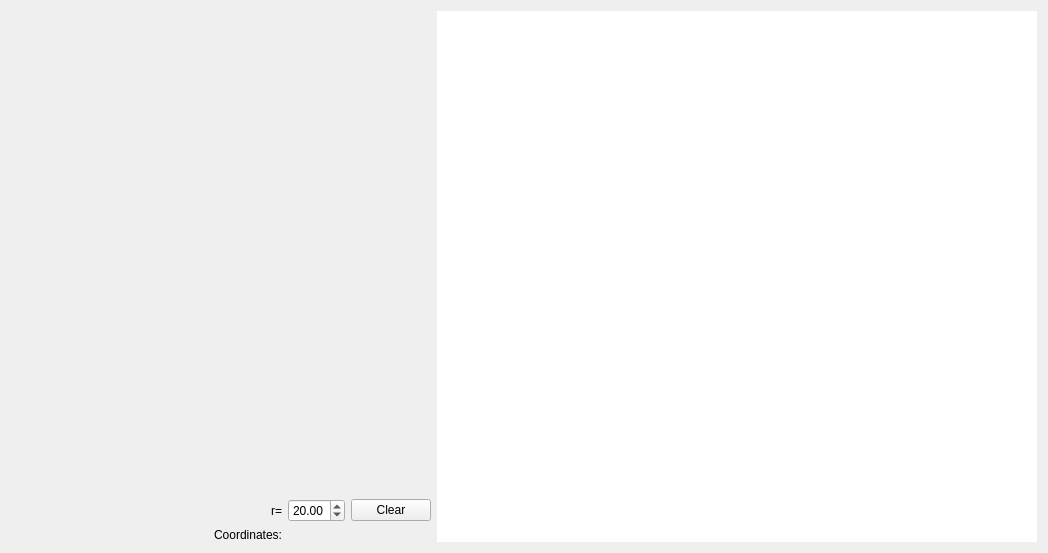
This is Program/maptab.ui in danielramosg/sphereofearth as Qt 5 draws it before an edit. The edited form follows.
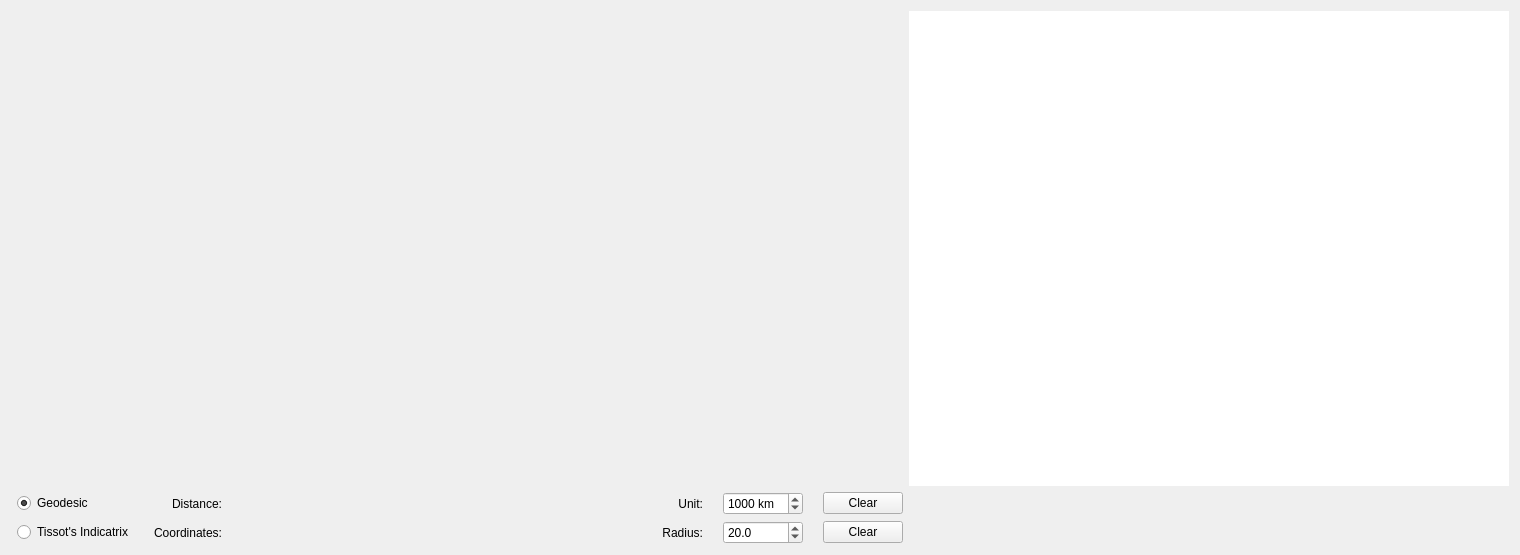
This is the edited form.

Commit message: User interface with geodesics option.

```diff
--- a/Program/maptab.ui
+++ b/Program/maptab.ui
@@ -6,14 +6,14 @@
    <rect>
     <x>0</x>
     <y>0</y>
-    <width>1046</width>
-    <height>553</height>
+    <width>1208</width>
+    <height>555</height>
    </rect>
   </property>
   <property name="windowTitle">
    <string notr="true">Form</string>
   </property>
-  <layout class="QHBoxLayout" name="horizontalLayout">
+  <layout class="QVBoxLayout" name="verticalLayout">
    <item>
     <layout class="QGridLayout" name="gridLayout_2">
      <item row="0" column="0" colspan="2">
@@ -29,7 +29,7 @@
        </property>
       </widget>
      </item>
-     <item row="0" column="2" rowspan="2">
+     <item row="0" column="2">
       <widget class="QTextEdit" name="text_place">
        <property name="sizePolicy">
         <sizepolicy hsizetype="Fixed" vsizetype="Expanding">
@@ -58,7 +58,7 @@
        </property>
        <property name="sizeHint" stdset="0">
         <size>
-         <width>40</width>
+         <width>13</width>
          <height>20</height>
         </size>
        </property>
@@ -66,10 +66,29 @@
      </item>
      <item row="1" column="1">
       <layout class="QGridLayout" name="gridLayout">
+       <property name="horizontalSpacing">
+        <number>20</number>
+       </property>
        <item row="0" column="0">
-        <widget class="QLabel" name="label_2">
+        <widget class="QRadioButton" name="geod_select">
+         <property name="mouseTracking">
+          <bool>false</bool>
+         </property>
+         <property name="focusPolicy">
+          <enum>Qt::TabFocus</enum>
+         </property>
          <property name="text">
-          <string>r=</string>
+          <string>Geodesic</string>
+         </property>
+         <property name="checked">
+          <bool>true</bool>
+         </property>
+        </widget>
+       </item>
+       <item row="1" column="1">
+        <widget class="QLabel" name="label">
+         <property name="text">
+          <string>Coordinates:</string>
          </property>
          <property name="alignment">
           <set>Qt::AlignRight|Qt::AlignTrailing|Qt::AlignVCenter</set>
@@ -77,30 +96,111 @@
         </widget>
        </item>
        <item row="0" column="1">
+        <widget class="QLabel" name="label_3">
+         <property name="text">
+          <string>Distance:</string>
+         </property>
+         <property name="alignment">
+          <set>Qt::AlignRight|Qt::AlignTrailing|Qt::AlignVCenter</set>
+         </property>
+        </widget>
+       </item>
+       <item row="0" column="3">
+        <widget class="QLabel" name="label_4">
+         <property name="text">
+          <string>Unit:</string>
+         </property>
+         <property name="alignment">
+          <set>Qt::AlignRight|Qt::AlignTrailing|Qt::AlignVCenter</set>
+         </property>
+        </widget>
+       </item>
+       <item row="0" column="2">
+        <widget class="QLabel" name="distlabel">
+         <property name="sizePolicy">
+          <sizepolicy hsizetype="Preferred" vsizetype="Fixed">
+           <horstretch>0</horstretch>
+           <verstretch>0</verstretch>
+          </sizepolicy>
+         </property>
+         <property name="minimumSize">
+          <size>
+           <width>400</width>
+           <height>0</height>
+          </size>
+         </property>
+         <property name="text">
+          <string/>
+         </property>
+        </widget>
+       </item>
+       <item row="0" column="5">
+        <widget class="QPushButton" name="clearbutton_2">
+         <property name="text">
+          <string>Clear</string>
+         </property>
+        </widget>
+       </item>
+       <item row="0" column="4">
+        <widget class="QDoubleSpinBox" name="unitbox">
+         <property name="suffix">
+          <string notr="true"> km</string>
+         </property>
+         <property name="decimals">
+          <number>0</number>
+         </property>
+         <property name="minimum">
+          <double>500.000000000000000</double>
+         </property>
+         <property name="maximum">
+          <double>20000.000000000000000</double>
+         </property>
+         <property name="singleStep">
+          <double>100.000000000000000</double>
+         </property>
+         <property name="value">
+          <double>1000.000000000000000</double>
+         </property>
+        </widget>
+       </item>
+       <item row="1" column="0">
+        <widget class="QRadioButton" name="tissot_select">
+         <property name="focusPolicy">
+          <enum>Qt::TabFocus</enum>
+         </property>
+         <property name="text">
+          <string>Tissot's Indicatrix</string>
+         </property>
+        </widget>
+       </item>
+       <item row="1" column="3">
+        <widget class="QLabel" name="label_2">
+         <property name="text">
+          <string>Radius:</string>
+         </property>
+         <property name="alignment">
+          <set>Qt::AlignRight|Qt::AlignTrailing|Qt::AlignVCenter</set>
+         </property>
+        </widget>
+       </item>
+       <item row="1" column="4">
         <widget class="QDoubleSpinBox" name="radiusbox">
+         <property name="decimals">
+          <number>1</number>
+         </property>
          <property name="value">
           <double>20.000000000000000</double>
          </property>
         </widget>
        </item>
-       <item row="0" column="2">
+       <item row="1" column="5">
         <widget class="QPushButton" name="clearbutton">
          <property name="text">
           <string>Clear</string>
          </property>
         </widget>
        </item>
-       <item row="1" column="0">
-        <widget class="QLabel" name="label">
-         <property name="text">
-          <string>Coordinates:</string>
-         </property>
-         <property name="alignment">
-          <set>Qt::AlignRight|Qt::AlignTrailing|Qt::AlignVCenter</set>
-         </property>
-        </widget>
-       </item>
-       <item row="1" column="1" colspan="2">
+       <item row="1" column="2">
         <widget class="QLabel" name="coordlabel">
          <property name="sizePolicy">
           <sizepolicy hsizetype="Preferred" vsizetype="Fixed">
@@ -108,8 +208,14 @@
            <verstretch>0</verstretch>
           </sizepolicy>
          </property>
+         <property name="minimumSize">
+          <size>
+           <width>400</width>
+           <height>0</height>
+          </size>
+         </property>
          <property name="text">
-          <string> </string>
+          <string/>
          </property>
         </widget>
        </item>
```
Left out of the diff: 1 changed line with no effect on the pictures. The commit also changes 3 other files.
